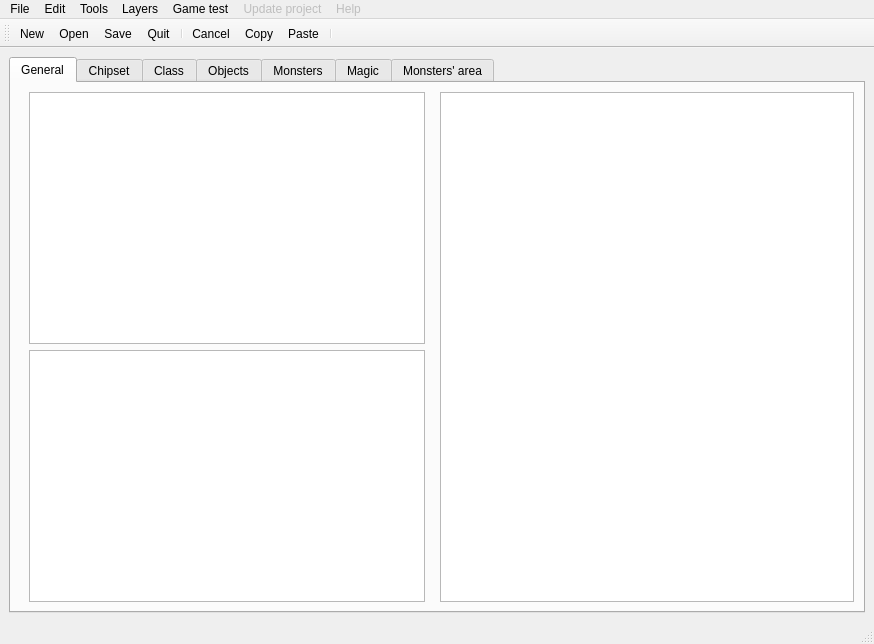
The window that mainwindow.ui (dummymeuporg/dummyeditor) describes before a commit, drawn with Qt 5.
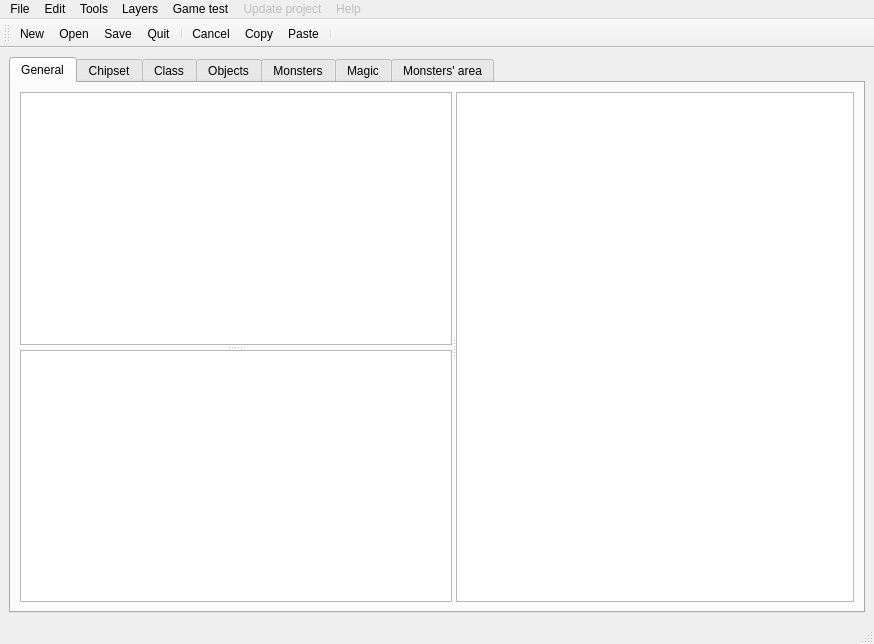
The same window after the commit. Icons and pictures are not drawn. Custom widgets are drawn as their Qt base class.

Commit message: changes on mainwhindow.ui : add splitters, change layout and force minimum size for views

The edit to the form file:
```diff
--- a/mainwindow.ui
+++ b/mainwindow.ui
@@ -17,7 +17,7 @@
    <string>MainWindow</string>
   </property>
   <widget class="QWidget" name="centralwidget">
-   <layout class="QHBoxLayout" name="horizontalLayout">
+   <layout class="QHBoxLayout" name="horizontalLayout_3">
     <item>
      <widget class="QTabWidget" name="tabObjects">
       <property name="currentIndex">
@@ -30,10 +30,14 @@
        <attribute name="title">
         <string>General</string>
        </attribute>
+       <layout class="QHBoxLayout" name="horizontalLayout">
+        <item>
        <layout class="QHBoxLayout" name="horizontalLayout_2">
         <item>
-         <layout class="QHBoxLayout" name="horizontalLayoutMapEdition">
-          <item>
+           <widget class="QSplitter" name="splitter_2">
+            <property name="orientation">
+             <enum>Qt::Horizontal</enum>
+            </property>
            <widget class="QWidget" name="widgetMapLeftEdition" native="true">
             <property name="minimumSize">
              <size>
@@ -44,22 +48,57 @@
             <property name="layoutDirection">
              <enum>Qt::LeftToRight</enum>
             </property>
-            <layout class="QVBoxLayout" name="verticalLayout_8">
+             <layout class="QVBoxLayout" name="verticalLayout_2">
+              <property name="leftMargin">
+               <number>0</number>
+              </property>
              <property name="topMargin">
               <number>0</number>
              </property>
+              <property name="rightMargin">
+               <number>0</number>
+              </property>
              <property name="bottomMargin">
               <number>0</number>
              </property>
              <item>
+               <widget class="QSplitter" name="splitter">
+                <property name="orientation">
+                 <enum>Qt::Vertical</enum>
+                </property>
+                <property name="handleWidth">
+                 <number>5</number>
+                </property>
               <widget class="QGraphicsView" name="graphicsViewChipset">
+                 <property name="sizePolicy">
+                  <sizepolicy hsizetype="Expanding" vsizetype="Expanding">
+                   <horstretch>0</horstretch>
+                   <verstretch>0</verstretch>
+                  </sizepolicy>
+                 </property>
+                 <property name="minimumSize">
+                  <size>
+                   <width>427</width>
+                   <height>250</height>
+                  </size>
+                 </property>
                <property name="alignment">
                 <set>Qt::AlignLeading|Qt::AlignLeft|Qt::AlignTop</set>
                </property>
               </widget>
-             </item>
-             <item>
               <widget class="MapsTreeView" name="treeViewMaps">
+                 <property name="sizePolicy">
+                  <sizepolicy hsizetype="Expanding" vsizetype="Expanding">
+                   <horstretch>0</horstretch>
+                   <verstretch>0</verstretch>
+                  </sizepolicy>
+                 </property>
+                 <property name="minimumSize">
+                  <size>
+                   <width>427</width>
+                   <height>250</height>
+                  </size>
+                 </property>
                <property name="contextMenuPolicy">
                 <enum>Qt::CustomContextMenu</enum>
                </property>
@@ -73,18 +112,24 @@
                 <bool>false</bool>
                </property>
               </widget>
+               </widget>
              </item>
             </layout>
            </widget>
-          </item>
-          <item>
            <widget class="QGraphicsView" name="graphicsViewMap">
+             <property name="minimumSize">
+              <size>
+               <width>398</width>
+               <height>505</height>
+              </size>
+             </property>
             <property name="mouseTracking">
              <bool>true</bool>
             </property>
             <property name="alignment">
              <set>Qt::AlignLeading|Qt::AlignLeft|Qt::AlignTop</set>
             </property>
+            </widget>
            </widget>
           </item>
          </layout>
```
Lines whose indentation alone changed are shown as unchanged.
